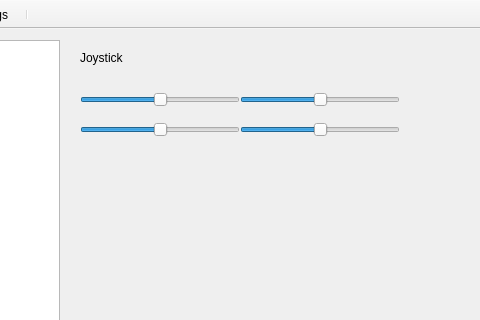
zt-luo/SubControl, file mainwindow.ui: the form before one commit; both pictures show x 147 to 627 and y 0 to 320 of the 1200 by 700 pixel window.
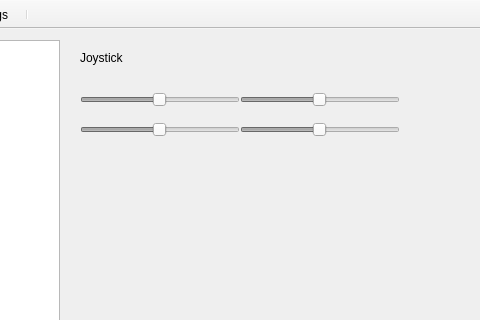
The form after the commit. Icons and pictures are not drawn. Custom widgets are drawn as their Qt base class.

The edit to the form file:
```diff
--- a/mainwindow.ui
+++ b/mainwindow.ui
@@ -632,6 +632,9 @@
               </property>
              </widget>
              <widget class="QSlider" name="axisLeftXSlider">
+              <property name="enabled">
+               <bool>false</bool>
+              </property>
               <property name="geometry">
                <rect>
                 <x>20</x>
@@ -640,6 +643,12 @@
                 <height>20</height>
                </rect>
               </property>
+              <property name="minimum">
+               <number>1</number>
+              </property>
+              <property name="maximum">
+               <number>100</number>
+              </property>
               <property name="value">
                <number>50</number>
               </property>
@@ -651,6 +660,9 @@
               </property>
              </widget>
              <widget class="QSlider" name="axisLeftYSlider">
+              <property name="enabled">
+               <bool>false</bool>
+              </property>
               <property name="geometry">
                <rect>
                 <x>20</x>
@@ -659,6 +671,12 @@
                 <height>20</height>
                </rect>
               </property>
+              <property name="minimum">
+               <number>1</number>
+              </property>
+              <property name="maximum">
+               <number>100</number>
+              </property>
               <property name="value">
                <number>50</number>
               </property>
@@ -670,6 +688,9 @@
               </property>
              </widget>
              <widget class="QSlider" name="axisRightXSlider">
+              <property name="enabled">
+               <bool>false</bool>
+              </property>
               <property name="geometry">
                <rect>
                 <x>180</x>
@@ -678,6 +699,15 @@
                 <height>20</height>
                </rect>
               </property>
+              <property name="minimum">
+               <number>1</number>
+              </property>
+              <property name="maximum">
+               <number>100</number>
+              </property>
+              <property name="singleStep">
+               <number>1</number>
+              </property>
               <property name="value">
                <number>50</number>
               </property>
@@ -689,6 +719,9 @@
               </property>
              </widget>
              <widget class="QSlider" name="axisRightYSlider">
+              <property name="enabled">
+               <bool>false</bool>
+              </property>
               <property name="geometry">
                <rect>
                 <x>180</x>
@@ -697,6 +730,12 @@
                 <height>20</height>
                </rect>
               </property>
+              <property name="minimum">
+               <number>1</number>
+              </property>
+              <property name="maximum">
+               <number>100</number>
+              </property>
               <property name="value">
                <number>50</number>
               </property>
```
